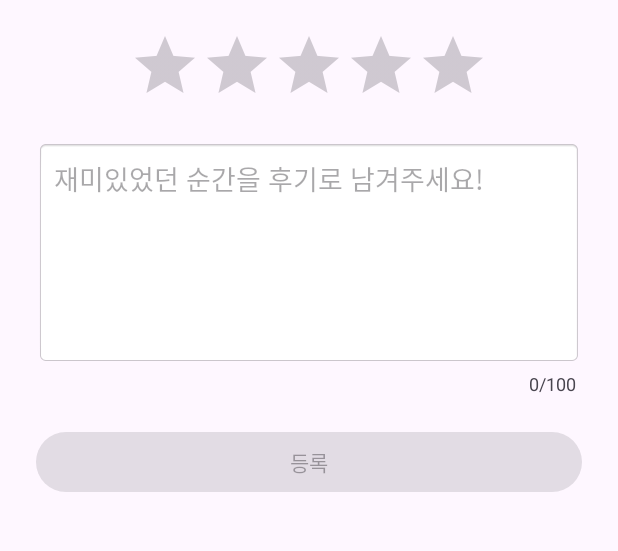
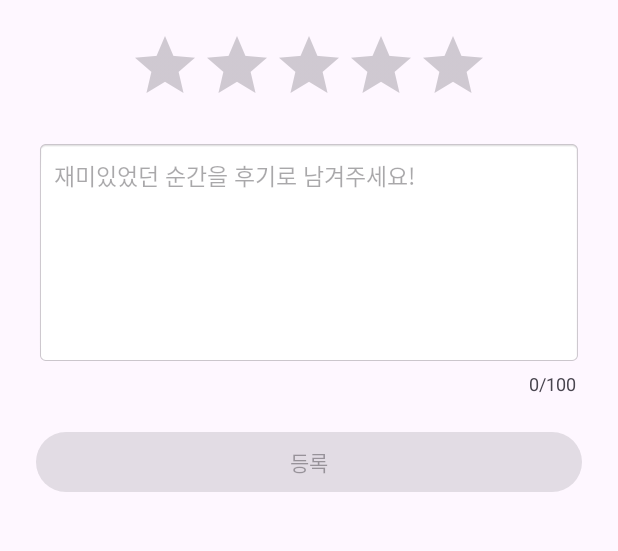
Before and after one commit to mjcssw/project, an Android app: the fragment ReviewFragment placed in its activity, on a phone screen of 412 x 824 dp, the part 75-626 px from its top. Run offline under Robolectric (Android 15) with nearby library versions, the phone set to English and light mode, and no system bars.

Commit message:
0529 21.5.3.2

```diff
--- a/app/src/main/java/kr/ac/mjc/parkproject/Fragment/HomeFragment.java
+++ b/app/src/main/java/kr/ac/mjc/parkproject/Fragment/HomeFragment.java
@@ -172,6 +172,7 @@ public class HomeFragment extends Fragment {
         // 텍스트뷰 설정
         TextView nameTextView = view.findViewById(R.id.placeName_tv);
         TextView addressTextView = view.findViewById(R.id.placeLocation_tv);
+        TextView descriptionTv = view.findViewById(R.id.placeDescription_tv);
         TextView descriptionTextView = view.findViewById(R.id.placeDescription_tv);
 
         TextView infoTextView = view.findViewById(R.id.mapInfoValue_tv);
@@ -189,9 +190,10 @@ public class HomeFragment extends Fragment {
                 heightRestrictionMap.get(placeName) : "신장 제한 정보 없음";
         heightRestrictionTextView.setText(heightRestriction);
 
-
         nameTextView.setText(placeName);
         addressTextView.setText(placeAddress);
+
+        descriptionTv.setMovementMethod(new android.text.method.ScrollingMovementMethod());
 
         if (!placeDescription.isEmpty()) {
             descriptionTextView.setText(placeDescription);
--- a/app/src/main/java/kr/ac/mjc/parkproject/Fragment/PlaceBottomSheetFragment.java
+++ b/app/src/main/java/kr/ac/mjc/parkproject/Fragment/PlaceBottomSheetFragment.java
@@ -1,6 +1,5 @@
 package kr.ac.mjc.parkproject.Fragment;
 
-import android.annotation.SuppressLint;
 import android.os.Bundle;
 import android.view.LayoutInflater;
 import android.view.View;
--- a/app/src/main/res/layout/fragment_photo.xml
+++ b/app/src/main/res/layout/fragment_photo.xml
@@ -13,7 +13,8 @@
             android:id="@+id/button_upload_photo"
             android:layout_width="wrap_content"
             android:layout_height="wrap_content"
-            android:text="업로드" />
+            android:text="업로드"
+            android:layout_gravity="center_horizontal" />
 
         <androidx.recyclerview.widget.RecyclerView
             android:id="@+id/recyclerView_photos"
--- a/app/src/main/res/layout/fragment_review.xml
+++ b/app/src/main/res/layout/fragment_review.xml
@@ -38,7 +38,8 @@
             android:padding="12dp"
             android:inputType="textMultiLine"
             android:maxLines="5"
-            android:scrollbars="vertical"/>
+            android:scrollbars="vertical"
+            android:textSize="15sp" />
 
         <!-- 글자 수 표시 -->
         <TextView
--- a/app/src/main/res/values/colors.xml
+++ b/app/src/main/res/values/colors.xml
@@ -15,7 +15,6 @@
     <!-- 이메일/비밀번호 placeholder 색: 회색 -->
     <color name="input_hint">#9E9E9E</color>
 
-
     <!-- 입력창 테두리 색 -->
     <color name="input_border">#BDBDBD</color>
 
```
Also changed, not shown: app/src/main/java/kr/ac/mjc/parkproject/Fragment/PhotoFragment.java (line endings or trailing spaces).
